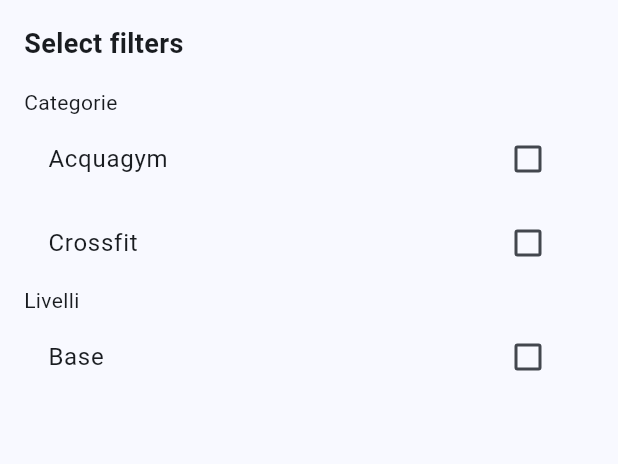
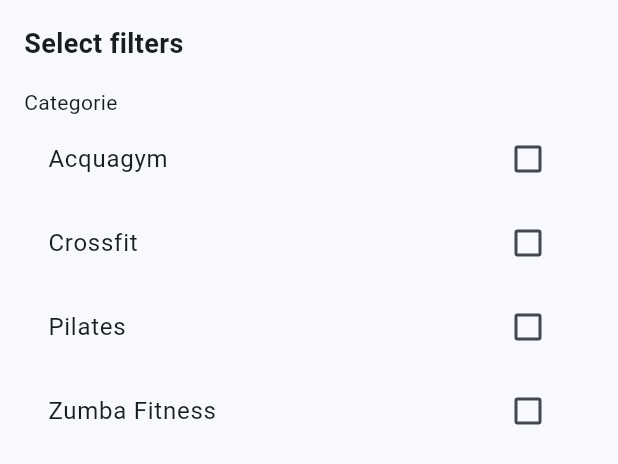
Before and after one commit to IngSW24/easymotion-app, a Flutter app: the CourseFilter widget shown alone on an empty page, opened directly with empty values, on a phone screen of 412 x 824 dp. Shown: the top 464 px of the screen. Run offline on Flutter 3.47's test engine with Material 3 defaults, Android fonts, the phone set to English and light mode, and no system bars; our stand-ins replace flutter_hooks, go_router; missing offline and left inert: fquery.

Commit message:
Apply course filters and removed search history

```diff
--- a/lib/ui/components/filters/course_filters.dart
+++ b/lib/ui/components/filters/course_filters.dart
@@ -13,21 +13,39 @@ class CourseFilter extends StatelessWidget {
       required this.onFrequenciesChanged,
       required this.onAvailabilitiesChanged});
 
-  final List<String> selectedCategories, selectedLevels, selectedFrequencies, selectedAvailabilities;
-  final void Function(List<String>) onCategoriesChanged, onLevelsChanged, onFrequenciesChanged, onAvailabilitiesChanged;
+  final List<String> selectedCategories,
+      selectedLevels,
+      selectedFrequencies,
+      selectedAvailabilities;
+  final void Function(List<String>) onCategoriesChanged,
+      onLevelsChanged,
+      onFrequenciesChanged,
+      onAvailabilitiesChanged;
 
-  static const List<String> categories = [
-    "Acquagym", "Crossfit"
-  ];
-  static const List<String> levels = [
-    "Base", "Medio", "Avanzato"
-  ];
-  static const List<String> frequencies = [
-    "Sessione singola", "Settimanale", "Mensile"
-  ];
-  static const List<String> availabilities = [
-    "Attivo", "Disponibilità a breve", "Non disponibile"
-  ];
+  static const Map<String, String> categories = {
+    "ACQUAGYM": "Acquagym",
+    "CROSSFIT": "Crossfit",
+    "PILATES": "Pilates",
+    "ZUMBA_FITNESS": "Zumba Fitness",
+    "POSTURAL_TRAINING": "Training Posturale",
+    "BODYWEIGHT_WORKOUT": "Workout Corpo Libero"
+  };
+  static const Map<String, String> levels = {
+    "BASIC": "Base",
+    "MEDIUM": "Intermedio",
+    "ADVANCED": "Avanzato"
+  };
+  static const Map<String, String> frequencies = {
+    "SINGLE_SESSION": "Sessione singola",
+    "WEEKLY": "Settimanale",
+    "MONTHLY": "Mensile",
+  };
+
+  static const Map<String, String> availabilities = {
+    "ACTIVE": "Attivo",
+    "COMING_SOON": "Disponibile a breve",
+    "NO_LONGER_AVAILABLE": "Non disponibile",
+  };
 
   @override
   Widget build(BuildContext context) {
@@ -44,61 +62,62 @@ class CourseFilter extends StatelessWidget {
                 style: TextStyle(fontSize: 18, fontWeight: FontWeight.bold)),
           ),
           Text("Categorie"),
-          Column(children:
-          categories.map((value) {
+          Column(
+              children: categories.entries.map((entry) {
             return CheckboxListTile(
-                title: Text(value),
-                value: selectedCategories.contains(value),
+                title: Text(entry.value),
+                value: selectedCategories.contains(entry.key),
                 onChanged: (bool? selected) {
                   if (selected != null && selected) {
-                    onCategoriesChanged(selectedCategories + [value]);
+                    onCategoriesChanged(selectedCategories + [entry.key]);
                   } else {
-                    selectedCategories.remove(value);
+                    selectedCategories.remove(entry.key);
                     onCategoriesChanged(selectedCategories);
                   }
                 });
           }).toList()),
           Text("Livelli"),
-          Column(children:
-          levels.map((value) {
+          Column(
+              children: levels.entries.map((entry) {
             return CheckboxListTile(
-                title: Text(value),
-                value: selectedLevels.contains(value),
+                title: Text(entry.value),
+                value: selectedLevels.contains(entry.key),
                 onChanged: (bool? selected) {
                   if (selected != null && selected) {
-                    onLevelsChanged(selectedLevels + [value]);
+                    onLevelsChanged(selectedLevels + [entry.key]);
                   } else {
-                    selectedLevels.remove(value);
+                    selectedLevels.remove(entry.key);
                     onLevelsChanged(selectedLevels);
                   }
                 });
           }).toList()),
           Text("Frequenze"),
-          Column(children:
-          frequencies.map((value) {
+          Column(
+              children: frequencies.entries.map((entry) {
             return CheckboxListTile(
-                title: Text(value),
-                value: selectedFrequencies.contains(value),
+                title: Text(entry.value),
+                value: selectedFrequencies.contains(entry.key),
                 onChanged: (bool? selected) {
                   if (selected != null && selected) {
-                    onFrequenciesChanged(selectedFrequencies + [value]);
+                    onFrequenciesChanged(selectedFrequencies + [entry.key]);
                   } else {
-                    selectedFrequencies.remove(value);
+                    selectedFrequencies.remove(entry.key);
                     onFrequenciesChanged(selectedFrequencies);
                   }
                 });
           }).toList()),
           Text("Disponibilità"),
-          Column(children:
-          availabilities.map((value) {
+          Column(
+              children: availabilities.entries.map((entry) {
             return CheckboxListTile(
-                title: Text(value),
-                value: selectedAvailabilities.contains(value),
+                title: Text(entry.value),
+                value: selectedAvailabilities.contains(entry.key),
                 onChanged: (bool? selected) {
                   if (selected != null && selected) {
-                    onAvailabilitiesChanged(selectedAvailabilities + [value]);
+                    onAvailabilitiesChanged(
+                        selectedAvailabilities + [entry.key]);
                   } else {
-                    selectedAvailabilities.remove(value);
+                    selectedAvailabilities.remove(entry.key);
                     onAvailabilitiesChanged(selectedAvailabilities);
                   }
                 });
```
Also changed, not shown: lib/l10n/generated/app_localizations.dart (deleted), lib/l10n/generated/app_localizations_en.dart (deleted), lib/l10n/generated/app_localizations_it.dart (deleted). Lines whose indentation alone changed are shown as unchanged.
